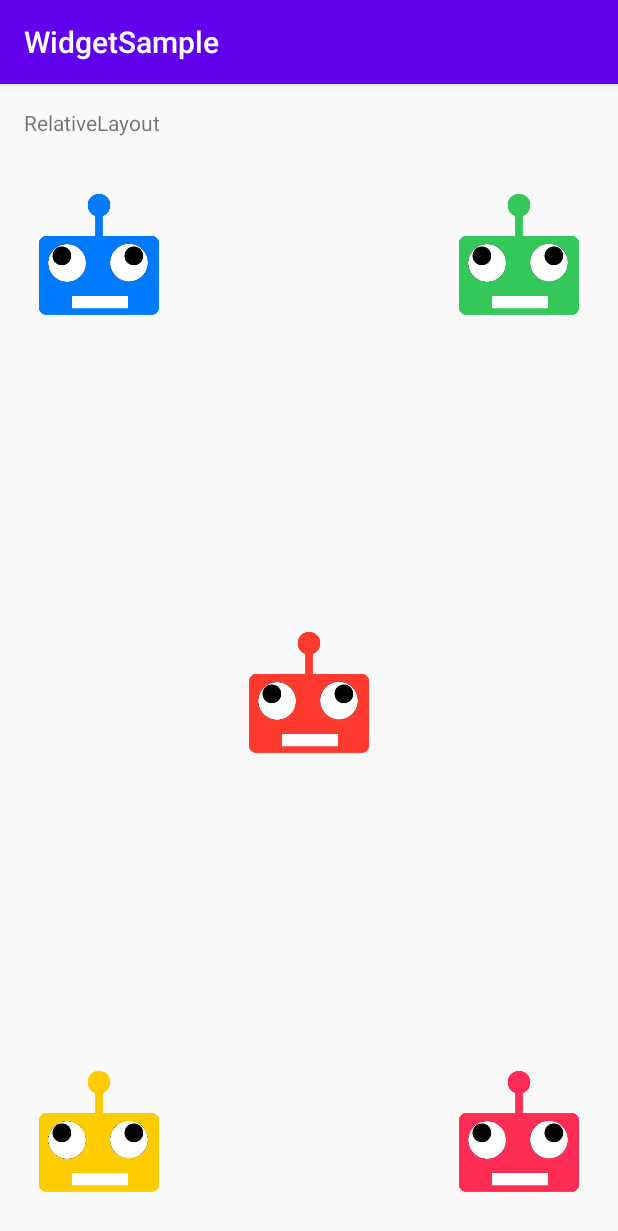
After one commit to adventam10/WidgetSample, an Android app: the RelativeLayoutActivity screen opened directly, with no data from a screen before it, on a phone screen of 412 x 824 dp. The commit adds this screen. Shown: the top 1231 px of the screen. Run offline under Robolectric (Android 15) with nearby library versions, the phone set to English and light mode, and no system bars.

Commit message:
Add RelativeLayout

```diff
--- a/WidgetSample/app/src/main/AndroidManifest.xml
+++ b/WidgetSample/app/src/main/AndroidManifest.xml
@@ -11,7 +11,8 @@
         android:roundIcon="@mipmap/ic_launcher_round"
         android:supportsRtl="true"
         android:theme="@style/AppTheme">
-        <activity android:name=".LinearLayoutActivity"></activity>
+        <activity android:name=".RelativeLayoutActivity"></activity>
+        <activity android:name=".LinearLayoutActivity" />
         <activity android:name=".GridViewActivity" />
         <activity android:name=".ViewPagerActivity" />
         <activity android:name=".RecyclerViewActivity" />
--- a/WidgetSample/app/src/main/java/com/example/widgetsample/MainActivity.kt
+++ b/WidgetSample/app/src/main/java/com/example/widgetsample/MainActivity.kt
@@ -18,7 +18,8 @@ class MainActivity : AppCompatActivity() {
 
         val listView = findViewById<ListView>(R.id.list)
         val list = listOf("Texts", "EditTexts", "Buttons", "WebView", "VideoView", "CalendarView",
-            "Widgets", "ContainerSpecialTags", "Containers", "RecyclerView", "ViewPager", "GridView", "LinearLayout")
+            "Widgets", "ContainerSpecialTags", "Containers", "RecyclerView", "ViewPager", "GridView",
+            "LinearLayout", "RelativeLayout")
         val adapter = ArrayAdapter(this, android.R.layout.simple_list_item_1, list)
         listView.adapter = adapter
 
@@ -38,6 +39,7 @@ class MainActivity : AppCompatActivity() {
                 Menu.ViewPager -> Intent(this, ViewPagerActivity::class.java)
                 Menu.GridView -> Intent(this, GridViewActivity::class.java)
                 Menu.LinearLayout -> Intent(this, LinearLayoutActivity::class.java)
+                Menu.RelativeLayout -> Intent(this, RelativeLayoutActivity::class.java)
             }
 
             startActivity(intent)
@@ -47,5 +49,6 @@ class MainActivity : AppCompatActivity() {
 
 enum class Menu {
     Texts, EditTexts, Buttons, WebView, VideoView, CalendarView, Widgets,
-    ContainerSpecialTags, Containers, RecyclerView, ViewPager, GridView, LinearLayout;
+    ContainerSpecialTags, Containers, RecyclerView, ViewPager, GridView,
+    LinearLayout, RelativeLayout;
 }
--- /dev/null
+++ b/WidgetSample/app/src/main/java/com/example/widgetsample/RelativeLayoutActivity.kt
@@ -0,0 +1,12 @@
+package com.example.widgetsample
+
+import androidx.appcompat.app.AppCompatActivity
+import android.os.Bundle
+
+class RelativeLayoutActivity : AppCompatActivity() {
+
+    override fun onCreate(savedInstanceState: Bundle?) {
+        super.onCreate(savedInstanceState)
+        setContentView(R.layout.activity_relative_layout)
+    }
+}
--- /dev/null
+++ b/WidgetSample/app/src/main/res/layout/activity_relative_layout.xml
@@ -0,0 +1,69 @@
+<?xml version="1.0" encoding="utf-8"?>
+<androidx.constraintlayout.widget.ConstraintLayout xmlns:android="http://schemas.android.com/apk/res/android"
+    xmlns:app="http://schemas.android.com/apk/res-auto"
+    xmlns:tools="http://schemas.android.com/tools"
+    android:layout_width="match_parent"
+    android:layout_height="match_parent"
+    tools:context=".RelativeLayoutActivity">
+
+    <LinearLayout
+        android:layout_width="match_parent"
+        android:layout_height="match_parent"
+        android:orientation="vertical">
+
+        <TextView
+            android:layout_width="match_parent"
+            android:layout_height="wrap_content"
+            android:layout_margin="16dp"
+            android:text="RelativeLayout" />
+
+        <RelativeLayout
+            android:layout_width="match_parent"
+            android:layout_height="match_parent"
+            android:layout_weight="1">
+
+            <ImageView
+                android:id="@+id/image_red"
+                android:layout_width="100dp"
+                android:layout_height="100dp"
+                android:layout_centerInParent="true"
+                app:srcCompat="@drawable/botman_red"/>
+
+            <ImageView
+                android:id="@+id/image_blue"
+                android:layout_width="100dp"
+                android:layout_height="100dp"
+                android:layout_alignParentStart="true"
+                android:layout_alignParentTop="true"
+                android:layout_marginTop="16dp"
+                android:layout_marginStart="16dp"
+                app:srcCompat="@drawable/botman_blue"/>
+
+            <ImageView
+                android:id="@+id/image_green"
+                android:layout_width="100dp"
+                android:layout_height="100dp"
+                android:layout_alignParentEnd="true"
+                android:layout_alignTop="@+id/image_blue"
+                android:layout_marginEnd="16dp"
+                app:srcCompat="@drawable/botman_green"/>
+
+            <ImageView
+                android:id="@+id/image_yellow"
+                android:layout_width="100dp"
+                android:layout_height="100dp"
+                android:layout_alignStart="@id/image_blue"
+                android:layout_alignParentBottom="true"
+                android:layout_marginBottom="16dp"
+                app:srcCompat="@drawable/botman_yellow"/>
+
+            <ImageView
+                android:id="@+id/image_pink"
+                android:layout_width="100dp"
+                android:layout_height="100dp"
+                android:layout_alignBottom="@id/image_yellow"
+                android:layout_alignEnd="@id/image_green"
+                app:srcCompat="@drawable/botman_pink"/>
+        </RelativeLayout>
+    </LinearLayout>>
+</androidx.constraintlayout.widget.ConstraintLayout>
```
